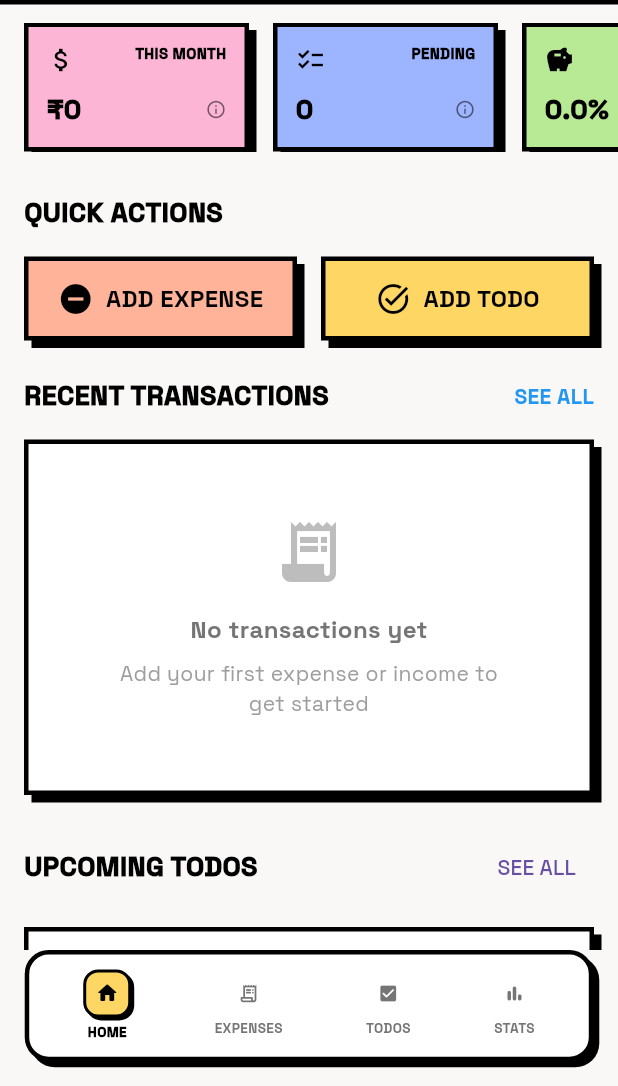
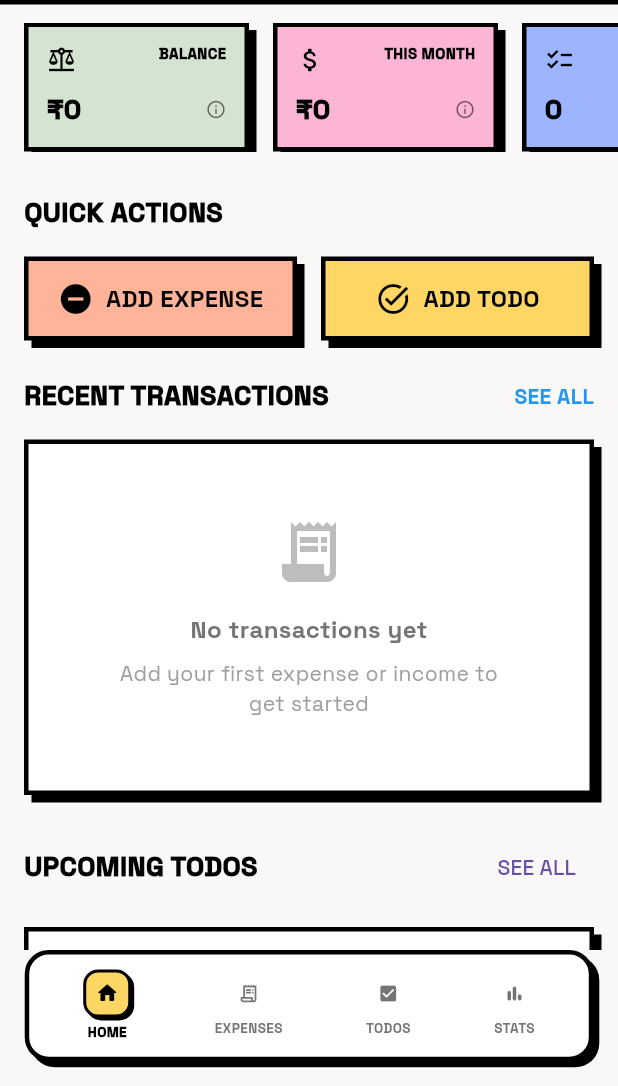
Before and after one commit to VisaganSP/magic_ledger, a Flutter app: the screen it shows after launch, on a phone screen of 412 x 824 dp, the part 150-1236 px from its top. Run offline on Flutter 3.47's test engine with Material 3 defaults, Android fonts, the phone set to English and light mode, and no system bars; drawn by our look-alikes of flutter_animate; our stand-ins replace fl_chart, flutter_local_notifications, get, hive, hive_flutter, image_picker and 5 more; missing offline and left inert: app_settings; accounts and stored records are empty.

Commit message:
balance card updated in home page

```diff
--- a/lib/app/modules/home/views/home_view.dart
+++ b/lib/app/modules/home/views/home_view.dart
@@ -189,6 +189,28 @@ class HomeView extends GetView<HomeController> {
         scrollDirection: Axis.horizontal,
         padding: const EdgeInsets.symmetric(horizontal: 16),
         children: [
+          Obx(
+            () => _buildStatCard(
+              'BALANCE',
+              _formatCurrency(
+                controller.totalIncomeThisMonth.value -
+                    controller.totalExpensesThisMonth.value,
+              ),
+              _getThemedColor(NeoBrutalismTheme.accentSage, isDark),
+              Icons.balance,
+              isDark: isDark,
+              onTap:
+                  () => _showStatDialog(
+                    'Monthly Balance',
+                    '₹${controller.totalIncomeThisMonth.value - controller.totalExpensesThisMonth.value}',
+                    'Total balance left this month',
+                    _getThemedColor(NeoBrutalismTheme.accentSage, isDark),
+                    Icons.balance,
+                    isDark,
+                  ),
+            ),
+          ),
+          const SizedBox(width: 16),
           Obx(
             () => _buildStatCard(
               'THIS MONTH',
```
